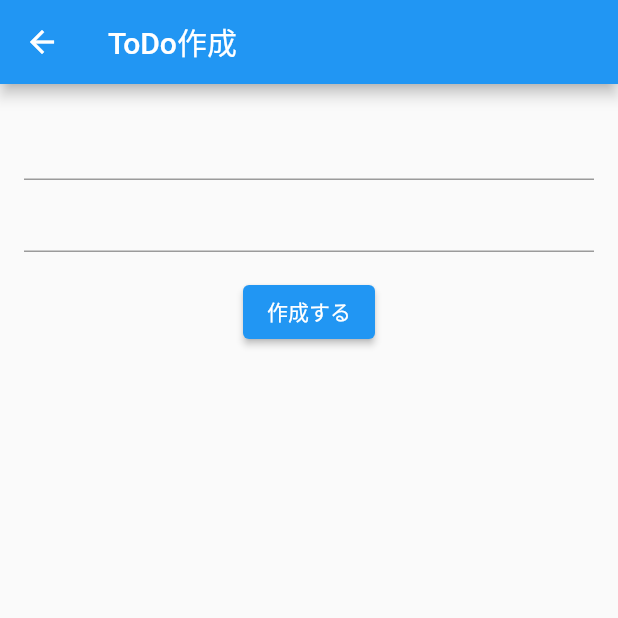
After one commit to yuuya-1205/to_do_app_riverpod, a Flutter app: the screen it shows after launch, after a tap on the "add" icon, on a phone screen of 412 x 824 dp, the top half of it. The commit adds this screen. Run offline on Flutter 3.47's test engine with Material 2 defaults, Android fonts, the phone set to English and light mode, and no system bars; our stand-ins replace firebase_core; accounts and stored records are empty.

Commit message:
create_post_page.dart作成

```diff
--- /dev/null
+++ b/lib/views/create_post_page.dart
@@ -0,0 +1,41 @@
+import 'package:flutter/material.dart';
+
+class CreatePostPage extends StatefulWidget {
+  const CreatePostPage({super.key});
+
+  @override
+  State<CreatePostPage> createState() => _CreatePostPageState();
+}
+
+class _CreatePostPageState extends State<CreatePostPage> {
+  @override
+  Widget build(BuildContext context) {
+    final _title = TextEditingController();
+    final _detail = TextEditingController();
+    return Scaffold(
+      appBar: AppBar(
+        title: const Text('ToDo作成'),
+      ),
+      body: Padding(
+        padding: const EdgeInsets.all(16.0),
+        child: Column(children: [
+          TextFormField(
+            controller: _title,
+          ),
+          TextFormField(
+            controller: _detail,
+          ),
+          const SizedBox(
+            height: 16,
+          ),
+          ElevatedButton(
+            onPressed: () {
+              Navigator.pop(context);
+            },
+            child: const Text('作成する'),
+          )
+        ]),
+      ),
+    );
+  }
+}
--- a/lib/views/top_page.dart
+++ b/lib/views/top_page.dart
@@ -1,4 +1,5 @@
 import 'package:flutter/material.dart';
+import 'package:flutter_riverpod_to_do_app/views/create_post_page.dart';
 
 class TopPage extends StatefulWidget {
   const TopPage({super.key});
@@ -15,9 +16,18 @@ class _TopPageState extends State<TopPage> {
         title: const Text('ToDoApp'),
       ),
       // ignore: prefer_const_literals_to_create_immutables
-      body: Column(children: [const Text('ここにタイムラインを流す。')]),
+      body: Column(children: [
+        const Text('ここにタイムラインを流す'),
+      ]),
       floatingActionButton: FloatingActionButton(
-        onPressed: () {},
+        onPressed: () {
+          Navigator.push(
+            context,
+            MaterialPageRoute(
+              builder: ((context) => const CreatePostPage()),
+            ),
+          );
+        },
         child: const Icon(Icons.add),
       ),
     );
```
